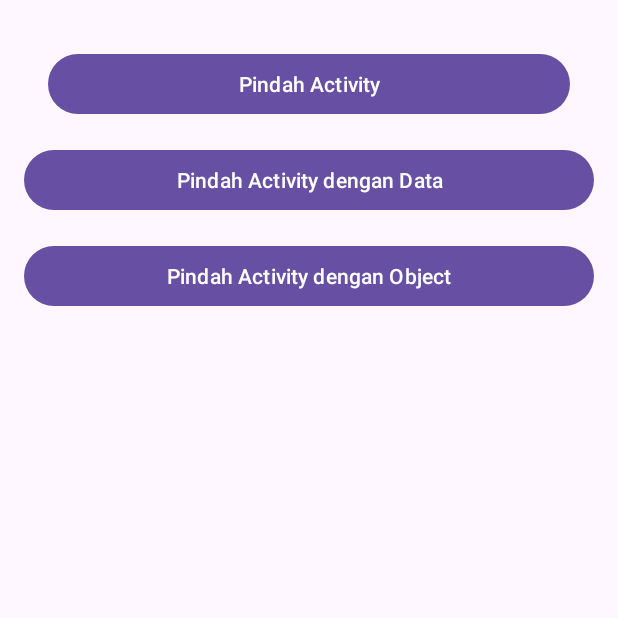
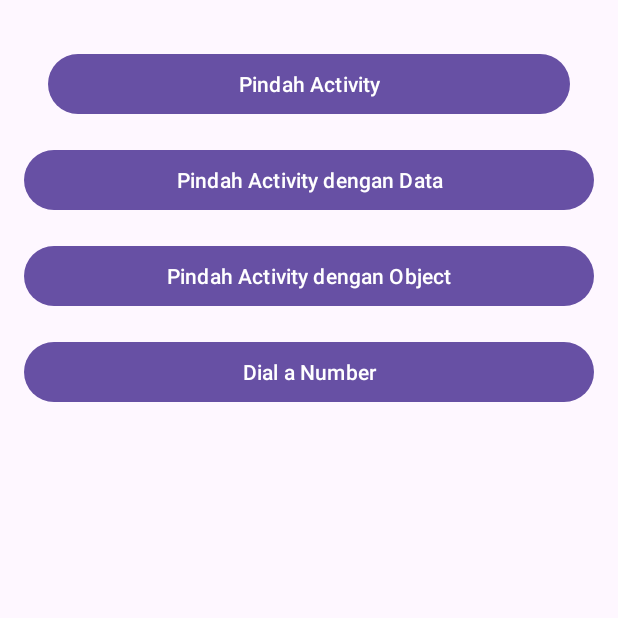
Before and after one commit to Raqhib/MyIntentApp, an Android app: the screen it shows after launch (MainActivity), on a phone screen of 412 x 824 dp, the top half of it. Run offline under Robolectric (Android 15) with nearby library versions, the phone set to English and light mode, and no system bars.

Commit message:
Membuat 1 buah intent secara implicit menggunakan ACTION_DIAL

```diff
--- a/app/src/main/java/id/mondo/myintentapp/MainActivity.kt
+++ b/app/src/main/java/id/mondo/myintentapp/MainActivity.kt
@@ -1,6 +1,7 @@
 package id.mondo.myintentapp
 
 import android.content.Intent
+import android.net.Uri
 import android.os.Bundle
 import android.view.View
 import android.widget.Button
@@ -19,6 +20,9 @@ class MainActivity : AppCompatActivity(), View.OnClickListener {
 
         val btnMoveWithObject: Button = findViewById(R.id.btn_move_activity_object)
         btnMoveWithObject.setOnClickListener(this)
+
+        val btnDialPhone: Button = findViewById(R.id.btn_dial_number)
+        btnDialPhone.setOnClickListener(this)
 
     }
 
@@ -46,7 +50,12 @@ class MainActivity : AppCompatActivity(), View.OnClickListener {
                 moveWithObjectIntent.putExtra(MoveWithObjectActivity.EXTRA_PERSON, person)
                 startActivity(moveWithObjectIntent)
             }
+            R.id.btn_dial_number -> {
+                val phoneNumber = "085757438630"
+                val dialPhoneIntent = Intent(Intent.ACTION_DIAL, Uri.parse("tel:$phoneNumber"))
+                startActivity(dialPhoneIntent)
 
+            }
         }
     }
 }
--- a/app/src/main/res/layout/activity_main.xml
+++ b/app/src/main/res/layout/activity_main.xml
@@ -31,5 +31,13 @@
         android:text="@string/move_with_object"
         />
 
+    <Button
+        android:id="@+id/btn_dial_number"
+        android:layout_width="match_parent"
+        android:layout_height="wrap_content"
+        android:layout_marginBottom="16dp"
+        android:text="@string/dial_number" />
+
+
 
 </LinearLayout>
```
